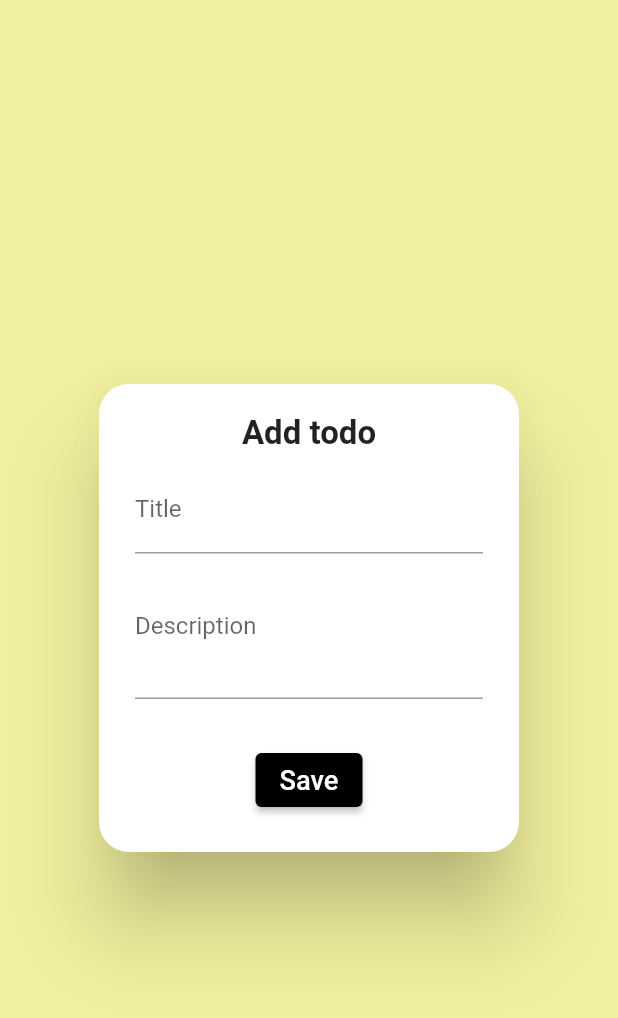
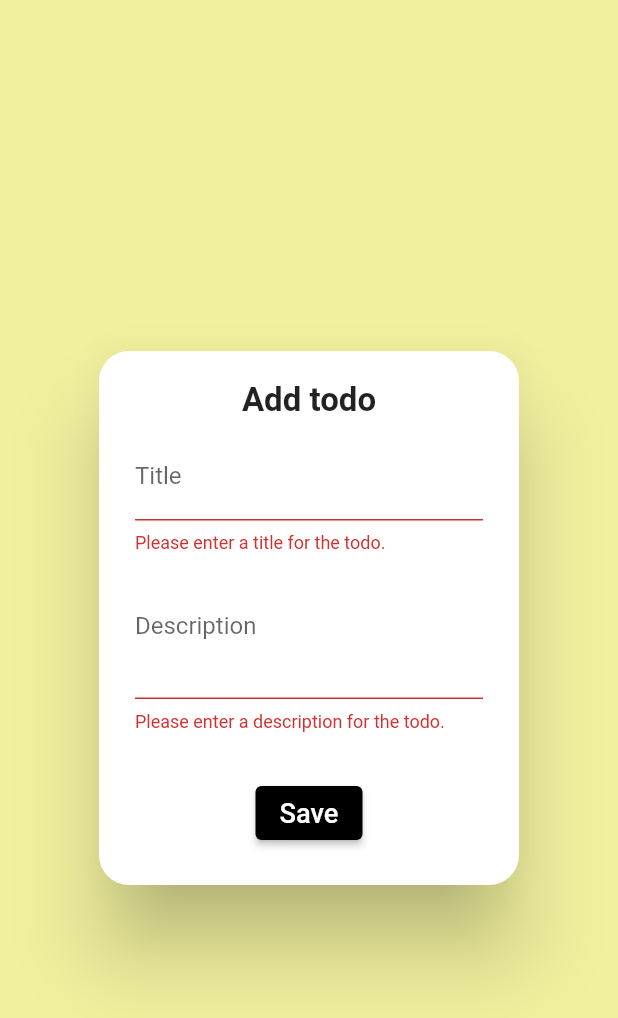
Before and after one commit to Pedanfer/provider_example, a Flutter app: the AskTodoDialog widget shown alone on an empty page, opened directly, after a tap on "Save", on a phone screen of 412 x 824 dp. Shown: the top 1018 px of the screen. Run offline on Flutter 3.47's test engine with Material 2 defaults, Android fonts, the phone set to English and light mode, and no system bars; our stand-ins replace flutter_slidable.

Commit message:
Tutorial con provider completado y comprendido

```diff
--- a/lib/main.dart
+++ b/lib/main.dart
@@ -18,7 +18,7 @@ class MyApp extends StatelessWidget {
         theme: ThemeData(
             primarySwatch: Colors.pink,
             scaffoldBackgroundColor: const Color.fromARGB(255, 241, 240, 158)),
-        home: HomePage(),
+        home: const HomePage(),
       ),
     );
   }
--- a/lib/models/todo.dart
+++ b/lib/models/todo.dart
@@ -6,8 +6,8 @@ class Todo {
   static int idNum = 0;
   int id = idNum++;
   DateTime createdTime = DateTime.now();
-  final String title;
-  final String description;
+  String title;
+  String description;
   bool isDone;
 
   Todo({required this.title, this.description = '', this.isDone = false});
--- a/lib/provider/todos.dart
+++ b/lib/provider/todos.dart
@@ -2,7 +2,7 @@ import 'package:flutter/cupertino.dart';
 import '../models/todo.dart';
 
 class TodosProvider extends ChangeNotifier {
-  List<Todo> _todos = [
+  final List<Todo> _todos = [
     Todo(title: 'Walk the dog', description: 'heyheyhey'),
     Todo(title: 'Walk the dog', description: 'heyheyhey'),
     Todo(title: 'Walk the dog', description: 'heyheyhey'),
@@ -10,4 +10,30 @@ class TodosProvider extends ChangeNotifier {
   ];
 
   List<Todo> get todos => _todos.where((todo) => !todo.isDone).toList();
+  List<Todo> get done => _todos.where((todo) => todo.isDone).toList();
+
+  List<Todo> get todosCompleted =>
+      _todos.where((todo) => todo.isDone == true).toList();
+
+  void addTodo(Todo todo) {
+    _todos.add(todo);
+    notifyListeners();
+  }
+
+  void removeTodo(Todo todo) {
+    _todos.remove(todo);
+    notifyListeners();
+  }
+
+  bool toggleTodoStatus(Todo todo) {
+    todo.isDone = !todo.isDone;
+    notifyListeners();
+    return todo.isDone;
+  }
+
+  void updateTodo(Todo todo, String title, String description) {
+    todo.title = title;
+    todo.description = description;
+    notifyListeners();
+  }
 }
--- a/lib/widgets/ask_todo_dialog.dart
+++ b/lib/widgets/ask_todo_dialog.dart
@@ -1,17 +1,29 @@
 import 'package:flutter/material.dart';
+import 'package:provider/provider.dart';
+import '../models/todo.dart';
+import '../provider/todos.dart';
 import '../widgets/todo_form.dart';
 
 class AskTodoDialog extends StatefulWidget {
-  AskTodoDialog({Key? key}) : super(key: key);
+  final Todo? todo;
+
+  const AskTodoDialog({Key? key, this.todo}) : super(key: key);
 
   @override
   State<AskTodoDialog> createState() => _AskTodoDialogState();
 }
 
 class _AskTodoDialogState extends State<AskTodoDialog> {
-  final _formkey = GlobalKey<FormState>;
-  String title = '';
-  String description = '';
+  final _formKey = GlobalKey<FormState>();
+  late String title;
+  late String description;
+  late String option;
+
+  @override
+  void initState() {
+    option = widget.todo == null ? 'Add' : 'Edit';
+    super.initState();
+  }
 
   @override
   Widget build(BuildContext context) {
@@ -19,21 +31,46 @@ class _AskTodoDialogState extends State<AskTodoDialog> {
       shape: RoundedRectangleBorder(
         borderRadius: BorderRadius.circular(20),
       ),
-      content: Column(mainAxisSize: MainAxisSize.min, children: [
-        const Text(
-          'Add todo',
-          style: TextStyle(fontWeight: FontWeight.bold, fontSize: 22),
+      content: Form(
+        key: _formKey,
+        child: Column(
+          mainAxisSize: MainAxisSize.min,
+          children: [
+            Text(
+              '$option todo',
+              style: const TextStyle(fontWeight: FontWeight.bold, fontSize: 22),
             ),
             const SizedBox(
               height: 8,
             ),
             TodoForm(
+              title: widget.todo != null ? widget.todo!.title : '',
+              description: widget.todo != null ? widget.todo!.description : '',
               onChangedTitle: (title) => setState(() => this.title = title),
               onChangedDescription: (description) =>
                   setState(() => this.description = description),
-          onSavedTodo: () {},
+              onSavedTodo: widget.todo == null ? addTodo : updateTodo,
             )
-      ]),
+          ],
+        ),
+      ),
     );
   }
+
+  void addTodo() {
+    if (_formKey.currentState!.validate()) {
+      final todo = Todo(title: title, description: description);
+      TodosProvider todosProvider =
+          Provider.of<TodosProvider>(context, listen: false);
+      todosProvider.addTodo(todo);
+      Navigator.of(context).pop();
     }
+  }
+
+  void updateTodo() {
+    TodosProvider todosProvider =
+        Provider.of<TodosProvider>(context, listen: false);
+    todosProvider.updateTodo(widget.todo!, title, description);
+    Navigator.of(context).pop();
+  }
+}
--- a/lib/widgets/todo_form.dart
+++ b/lib/widgets/todo_form.dart
@@ -11,8 +11,8 @@ class TodoForm extends StatefulWidget {
 
   const TodoForm(
       {Key? key,
-      this.title = '',
-      this.description = '',
+      required this.title,
+      required this.description,
       required this.onChangedTitle,
       required this.onChangedDescription,
       required this.onSavedTodo})
```
Also changed, not shown: lib/views/home_page.dart (+10 -5 lines), lib/widgets/todo.dart (+29 -11 lines), lib/widgets/todo_list.dart (+19 -10 lines). Lines whose indentation alone changed are shown as unchanged.
